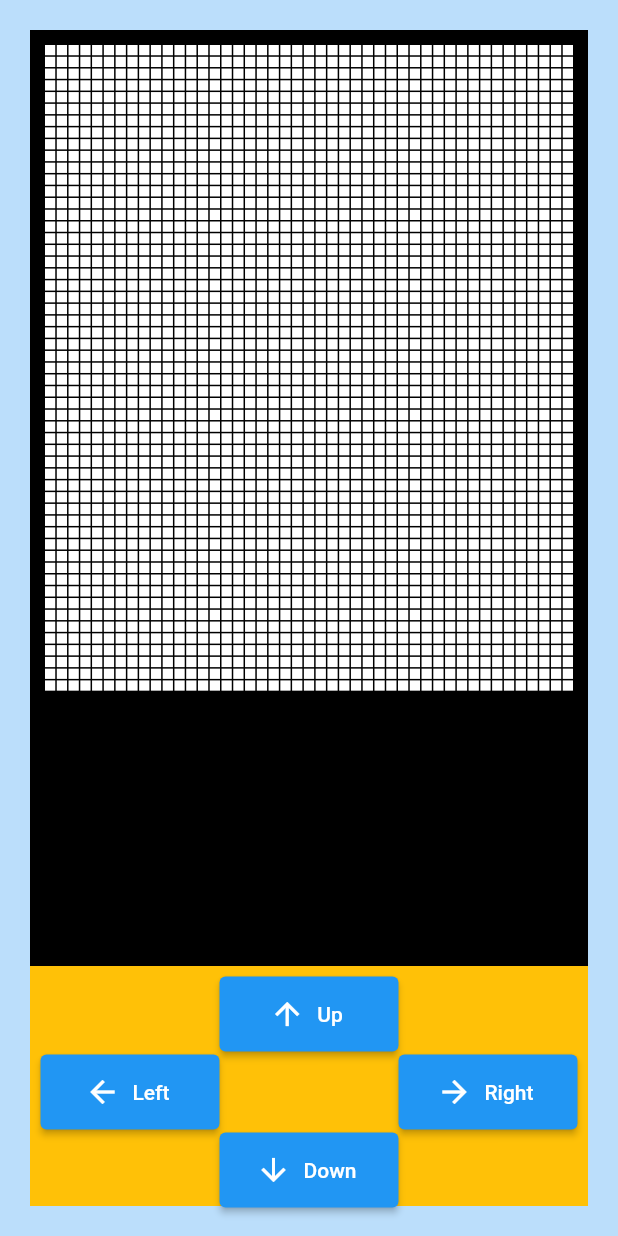
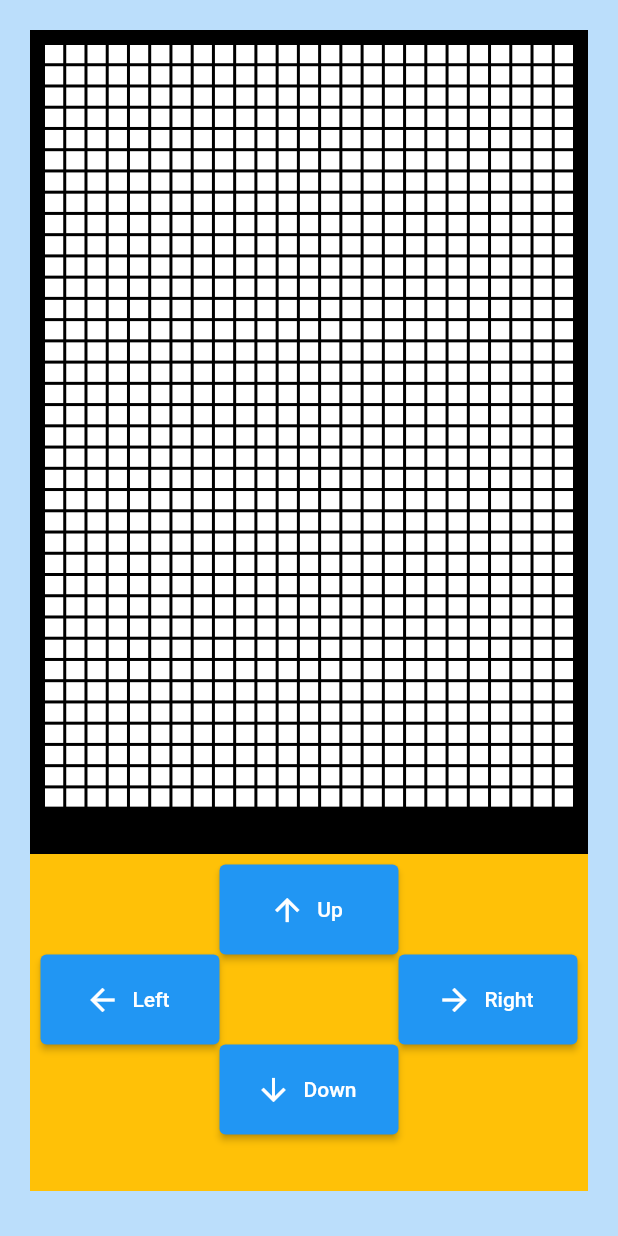
Before and after one commit to hAsiBuL231/Snake-Game-Flutter-App, a Flutter app: the GamePage screen opened directly, on a phone screen of 412 x 824 dp. Run offline on Flutter 3.47's test engine with Material 2 defaults, Android fonts, the phone set to English and light mode, and no system bars.

Commit message:
3rd commit

```diff
--- a/lib/makefile.dart
+++ b/lib/makefile.dart
@@ -12,23 +12,24 @@ class GamePageState extends State<GamePage> {
   Widget build(BuildContext context) {
     double profileH = MediaQuery.of(context).size.height;
     double profileW = MediaQuery.of(context).size.width;
+    double h= profileH/3;
     return Scaffold(
       body: Padding(
         padding: const EdgeInsets.all(20.0),
         child: Column(
           children: [
             Container(
-                height: profileH - 200,
-                width: profileW - 20,
+                height: profileH - h,
+                width: profileW - 10,
                 color: Colors.black,
                 child: GridView.builder(
                     padding: const EdgeInsets.all(10),
-                    itemCount: 2475,
+                    itemCount: 900,
                     gridDelegate:
                         const SliverGridDelegateWithFixedCrossAxisCount(
-                      crossAxisCount: 45,
-                      mainAxisSpacing: 1,
-                      crossAxisSpacing: 1,
+                      crossAxisCount: 25,
+                      mainAxisSpacing: 2,
+                      crossAxisSpacing: 2,
                     ),
                     itemBuilder: (contex, index) {
                       return Container(
@@ -37,7 +38,7 @@ class GamePageState extends State<GamePage> {
                     })),
             Container(
                 padding: const EdgeInsets.all(7),
-                height: 160,
+                height: h-50,
                 width: profileW - 20,
                 color: Colors.amber,
                 child: Table(
@@ -47,7 +48,7 @@ class GamePageState extends State<GamePage> {
                         height: 52,
                       ),
                       SizedBox(
-                        height: 50,
+                        height: 60,
                         child: ElevatedButton.icon(
                             onPressed: () {},
                             icon: const Icon(Icons.arrow_upward_outlined),
@@ -57,7 +58,7 @@ class GamePageState extends State<GamePage> {
                     ]),
                     TableRow(children: [
                       SizedBox(
-                        height: 50,
+                        height: 60,
                         child: ElevatedButton.icon(
                             onPressed: () {},
                             icon: const Icon(Icons.arrow_back),
@@ -67,7 +68,7 @@ class GamePageState extends State<GamePage> {
                         height: 52,
                       ),
                       SizedBox(
-                        height: 50,
+                        height: 60,
                         child: ElevatedButton.icon(
                             onPressed: () {},
                             icon: const Icon(Icons.arrow_forward),
@@ -77,7 +78,7 @@ class GamePageState extends State<GamePage> {
                     TableRow(children: [
                       Container(),
                       SizedBox(
-                        height: 50,
+                        height: 60,
                         child: ElevatedButton.icon(
                             onPressed: () {},
                             icon: const Icon(Icons.arrow_downward),
```
